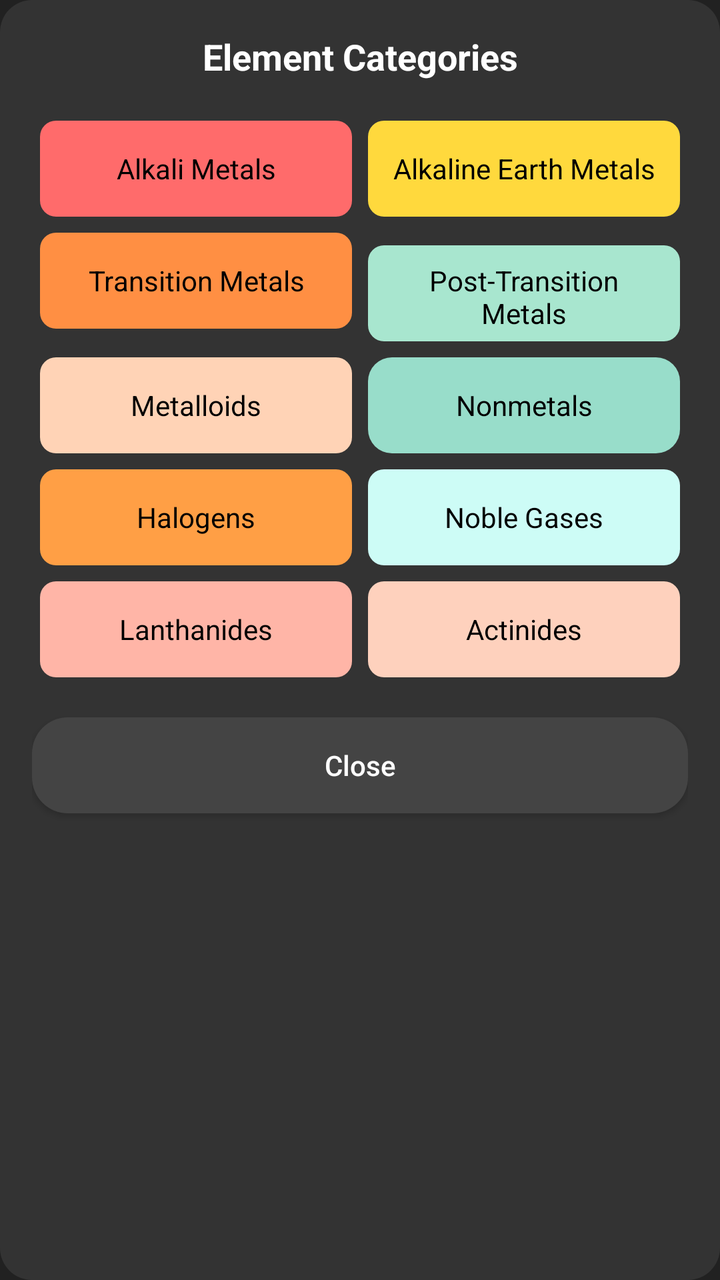
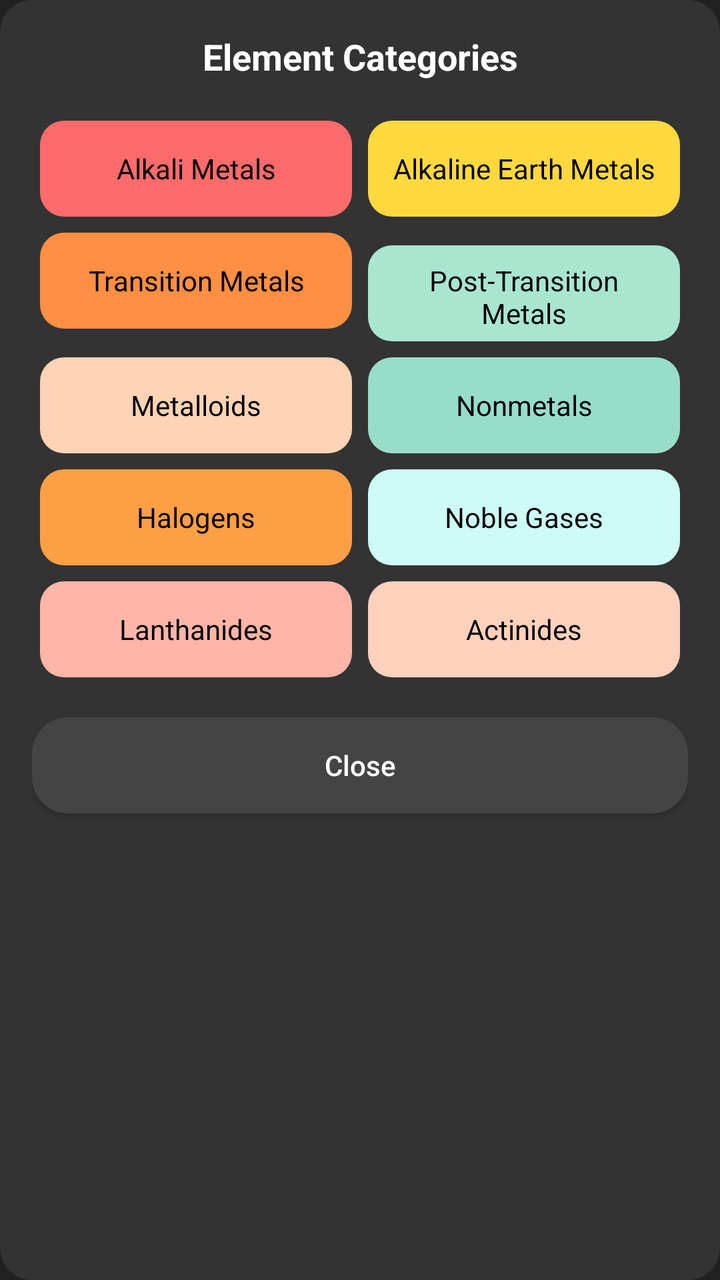

Screens rendered from an Android XML layout before and after an edit, with the pre-edit source and the edit as a unified diff.
<!-- AndroidManifest.xml: application theme Theme.PeriodicPro -->
<!-- res/layout/dialog_element_categories.xml -->
<?xml version="1.0" encoding="utf-8"?>
<LinearLayout xmlns:android="http://schemas.android.com/apk/res/android"
    android:layout_width="match_parent"
    android:layout_height="wrap_content"
    android:orientation="vertical"
    android:background="@drawable/rounded_dialog_bg"
    android:padding="16dp">

    <TextView
        android:layout_width="match_parent"
        android:layout_height="wrap_content"
        android:text="Element Categories"
        android:textColor="#ffffff"
        android:textSize="18sp"
        android:textStyle="bold"
        android:gravity="center"
        android:layout_marginBottom="16dp"/>

    <GridLayout
        android:layout_width="match_parent"
        android:layout_height="wrap_content"
        android:columnCount="2"
        android:rowCount="5"
        android:alignmentMode="alignMargins"
        android:useDefaultMargins="true">

        <TextView
            android:layout_width="0dp"
            android:layout_height="48dp"
            android:layout_columnWeight="1"
            android:padding="8dp"
            android:background="@drawable/rounded_alkali_metal_bg"
            android:text="Alkali Metals"
            android:textColor="#000000"
            android:gravity="center"/>

        <TextView
            android:layout_width="0dp"
            android:layout_height="48dp"
            android:layout_columnWeight="1"
            android:padding="8dp"
            android:background="@drawable/rounded_alkaline_earth_bg"
            android:text="Alkaline Earth Metals"
            android:textColor="#000000"
            android:gravity="center"/>

        <TextView
            android:layout_width="0dp"
            android:layout_height="48dp"
            android:layout_columnWeight="1"
            android:padding="8dp"
            android:background="@drawable/rounded_transition_bg"
            android:text="Transition Metals"
            android:textColor="#000000"
            android:gravity="center"/>

        <TextView
            android:layout_width="0dp"
            android:layout_height="48dp"
            android:layout_columnWeight="1"
            android:padding="8dp"
            android:background="@drawable/rounded_post_transition_bg"
            android:text="Post-Transition Metals"
            android:textColor="#000000"
            android:gravity="center"/>

        <TextView
            android:layout_width="0dp"
            android:layout_height="48dp"
            android:layout_columnWeight="1"
            android:padding="8dp"
            android:background="@drawable/rounded_metalloid_bg"
            android:text="Metalloids"
            android:textColor="#000000"
            android:gravity="center"/>

        <TextView
            android:layout_width="0dp"
            android:layout_height="48dp"
            android:layout_columnWeight="1"
            android:padding="8dp"
            android:background="@drawable/rounded_nonmetal_bg"
            android:text="Nonmetals"
            android:textColor="#000000"
            android:gravity="center"/>

        <TextView
            android:layout_width="0dp"
            android:layout_height="48dp"
            android:layout_columnWeight="1"
            android:padding="8dp"
            android:background="@drawable/rounded_halogen_bg"
            android:text="Halogens"
            android:textColor="#000000"
            android:gravity="center"/>

        <TextView
            android:layout_width="0dp"
            android:layout_height="48dp"
            android:layout_columnWeight="1"
            android:padding="8dp"
            android:background="@drawable/rounded_noble_gas_bg"
            android:text="Noble Gases"
            android:textColor="#000000"
            android:gravity="center"/>

        <TextView
            android:layout_width="0dp"
            android:layout_height="48dp"
            android:layout_columnWeight="1"
            android:padding="8dp"
            android:background="@drawable/rounded_lanthanide_bg"
            android:text="Lanthanides"
            android:textColor="#000000"
            android:gravity="center"/>

        <TextView
            android:layout_width="0dp"
            android:layout_height="48dp"
            android:layout_columnWeight="1"
            android:padding="8dp"
            android:background="@drawable/rounded_actinide_bg"
            android:text="Actinides"
            android:textColor="#000000"
            android:gravity="center"/>
    </GridLayout>

    <Button
        android:id="@+id/btnCloseDialog"
        android:layout_width="match_parent"
        android:layout_height="wrap_content"
        android:text="Close"
        android:layout_marginTop="16dp"
        android:background="@drawable/categories_button_bg"
        android:textAllCaps="false"
        android:textColor="#ffffff"/>
</LinearLayout>
<!-- resources referenced by this layout -->
<resources>
  <!-- drawable categories_button_bg (drawable) -->
  <?xml version="1.0" encoding="utf-8"?>
  <shape xmlns:android="http://schemas.android.com/apk/res/android"
      android:shape="rectangle">
      <corners android:radius="18dp" />
      <solid android:color="#444444" />
  </shape>
  <!-- drawable rounded_actinide_bg (drawable) -->
  <?xml version="1.0" encoding="utf-8"?>
  <shape xmlns:android="http://schemas.android.com/apk/res/android"
      android:shape="rectangle">
      <corners android:radius="8dp" />
      <solid android:color="@color/actinide" />
  </shape>
  <!-- drawable rounded_alkali_metal_bg (drawable) -->
  <?xml version="1.0" encoding="utf-8"?>
  <shape xmlns:android="http://schemas.android.com/apk/res/android"
      android:shape="rectangle">
      <corners android:radius="8dp" />
      <solid android:color="@color/alkali_metal" />
  </shape>
  <!-- drawable rounded_alkaline_earth_bg (drawable) -->
  <?xml version="1.0" encoding="utf-8"?>
  <shape xmlns:android="http://schemas.android.com/apk/res/android"
      android:shape="rectangle">
      <corners android:radius="8dp" />
      <solid android:color="@color/alkaline_earth_metal" />
  </shape>
  <!-- drawable rounded_dialog_bg (drawable) -->
  <?xml version="1.0" encoding="utf-8"?>
  <shape xmlns:android="http://schemas.android.com/apk/res/android"
      android:shape="rectangle">
      <corners android:radius="16dp" />
      <solid android:color="#333333" />
  </shape>
  <!-- drawable rounded_halogen_bg (drawable) -->
  <?xml version="1.0" encoding="utf-8"?>
  <shape xmlns:android="http://schemas.android.com/apk/res/android"
      android:shape="rectangle">
      <corners android:radius="8dp" />
      <solid android:color="@color/halogen" />
  </shape>
  <!-- drawable rounded_lanthanide_bg (drawable) -->
  <?xml version="1.0" encoding="utf-8"?>
  <shape xmlns:android="http://schemas.android.com/apk/res/android"
      android:shape="rectangle">
      <corners android:radius="8dp" />
      <solid android:color="@color/lanthanide" />
  </shape>
  <!-- drawable rounded_metalloid_bg (drawable) -->
  <?xml version="1.0" encoding="utf-8"?>
  <shape xmlns:android="http://schemas.android.com/apk/res/android"
      android:shape="rectangle">
      <corners android:radius="8dp" />
      <solid android:color="@color/metalloid" />
  </shape>
  <!-- drawable rounded_noble_gas_bg (drawable) -->
  <?xml version="1.0" encoding="utf-8"?>
  <shape xmlns:android="http://schemas.android.com/apk/res/android"
      android:shape="rectangle">
      <corners android:radius="8dp" />
      <solid android:color="@color/noble_gas" />
  </shape>
  <!-- drawable rounded_nonmetal_bg (drawable) -->
  <?xml version="1.0" encoding="utf-8"?>
  <shape xmlns:android="http://schemas.android.com/apk/res/android"
      android:shape="rectangle">
      <corners android:radius="12dp" />
      <solid android:color="@color/nonmetal" />
  </shape>
  <!-- drawable rounded_post_transition_bg (drawable) -->
  <?xml version="1.0" encoding="utf-8"?>
  <shape xmlns:android="http://schemas.android.com/apk/res/android"
      android:shape="rectangle">
      <corners android:radius="8dp" />
      <solid android:color="@color/post_transition_metal" />
  </shape>
  <!-- drawable rounded_transition_bg (drawable) -->
  <?xml version="1.0" encoding="utf-8"?>
  <shape xmlns:android="http://schemas.android.com/apk/res/android"
      android:shape="rectangle">
      <corners android:radius="8dp" />
      <solid android:color="@color/transition_metal" />
  </shape>
  <color name="actinide">#FED1BD</color>
  <color name="alkali_metal">#FF6B6B</color>
  <color name="alkaline_earth_metal">#FFD93D</color>
  <color name="halogen">#FF9F45</color>
  <color name="lanthanide">#FFB5A7</color>
  <color name="metalloid">#FFD3B6</color>
  <color name="noble_gas">#CDFCF6</color>
  <color name="nonmetal">#98DDCA</color>
  <color name="post_transition_metal">#A8E6CF</color>
  <color name="transition_metal">#FF8F43</color>
  <!-- unchanged entries left out for length: 1 -->
</resources>

<!-- the commit's change to res/layout/dialog_element_categories.xml (unified diff, before → after) -->
@@ -1,6 +1,6 @@
 <?xml version="1.0" encoding="utf-8"?>
 <LinearLayout xmlns:android="http://schemas.android.com/apk/res/android"
-    android:layout_width="match_parent"
+    android:layout_width="320dp"
     android:layout_height="wrap_content"
     android:orientation="vertical"
     android:background="@drawable/rounded_dialog_bg"
@@ -21,105 +21,134 @@
         android:layout_height="wrap_content"
         android:columnCount="2"
         android:rowCount="5"
-        android:alignmentMode="alignMargins"
         android:useDefaultMargins="true">
 
+        
         <TextView
             android:layout_width="0dp"
             android:layout_height="48dp"
             android:layout_columnWeight="1"
+            android:layout_margin="4dp"
             android:padding="8dp"
-            android:background="@drawable/rounded_alkali_metal_bg"
+            android:background="@drawable/rounded_category_bg"
+            android:backgroundTint="@color/alkali_metal"
             android:text="Alkali Metals"
             android:textColor="#000000"
             android:gravity="center"/>
 
+        
         <TextView
             android:layout_width="0dp"
             android:layout_height="48dp"
             android:layout_columnWeight="1"
+            android:layout_margin="4dp"
             android:padding="8dp"
-            android:background="@drawable/rounded_alkaline_earth_bg"
+            android:background="@drawable/rounded_category_bg"
+            android:backgroundTint="@color/alkaline_earth_metal"
             android:text="Alkaline Earth Metals"
             android:textColor="#000000"
             android:gravity="center"/>
 
+        
         <TextView
             android:layout_width="0dp"
             android:layout_height="48dp"
             android:layout_columnWeight="1"
+            android:layout_margin="4dp"
             android:padding="8dp"
-            android:background="@drawable/rounded_transition_bg"
+            android:background="@drawable/rounded_category_bg"
+            android:backgroundTint="@color/transition_metal"
             android:text="Transition Metals"
             android:textColor="#000000"
             android:gravity="center"/>
 
+        
         <TextView
             android:layout_width="0dp"
             android:layout_height="48dp"
             android:layout_columnWeight="1"
+            android:layout_margin="4dp"
             android:padding="8dp"
-            android:background="@drawable/rounded_post_transition_bg"
+            android:background="@drawable/rounded_category_bg"
+            android:backgroundTint="@color/post_transition_metal"
             android:text="Post-Transition Metals"
             android:textColor="#000000"
             android:gravity="center"/>
 
+        
         <TextView
             android:layout_width="0dp"
             android:layout_height="48dp"
             android:layout_columnWeight="1"
+            android:layout_margin="4dp"
             android:padding="8dp"
-            android:background="@drawable/rounded_metalloid_bg"
+            android:background="@drawable/rounded_category_bg"
+            android:backgroundTint="@color/metalloid"
             android:text="Metalloids"
             android:textColor="#000000"
             android:gravity="center"/>
 
+        
         <TextView
             android:layout_width="0dp"
             android:layout_height="48dp"
             android:layout_columnWeight="1"
+            android:layout_margin="4dp"
             android:padding="8dp"
-            android:background="@drawable/rounded_nonmetal_bg"
+            android:background="@drawable/rounded_category_bg"
+            android:backgroundTint="@color/nonmetal"
             android:text="Nonmetals"
             android:textColor="#000000"
             android:gravity="center"/>
 
+        
         <TextView
             android:layout_width="0dp"
             android:layout_height="48dp"
             android:layout_columnWeight="1"
+            android:layout_margin="4dp"
             android:padding="8dp"
-            android:background="@drawable/rounded_halogen_bg"
+            android:background="@drawable/rounded_category_bg"
+            android:backgroundTint="@color/halogen"
             android:text="Halogens"
             android:textColor="#000000"
             android:gravity="center"/>
 
+        
         <TextView
             android:layout_width="0dp"
             android:layout_height="48dp"
             android:layout_columnWeight="1"
+            android:layout_margin="4dp"
             android:padding="8dp"
-            android:background="@drawable/rounded_noble_gas_bg"
+            android:background="@drawable/rounded_category_bg"
+            android:backgroundTint="@color/noble_gas"
             android:text="Noble Gases"
             android:textColor="#000000"
             android:gravity="center"/>
 
+        
         <TextView
             android:layout_width="0dp"
             android:layout_height="48dp"
             android:layout_columnWeight="1"
+            android:layout_margin="4dp"
             android:padding="8dp"
-            android:background="@drawable/rounded_lanthanide_bg"
+            android:background="@drawable/rounded_category_bg"
+            android:backgroundTint="@color/lanthanide"
             android:text="Lanthanides"
             android:textColor="#000000"
             android:gravity="center"/>
 
+        
         <TextView
             android:layout_width="0dp"
             android:layout_height="48dp"
             android:layout_columnWeight="1"
+            android:layout_margin="4dp"
             android:padding="8dp"
-            android:background="@drawable/rounded_actinide_bg"
+            android:background="@drawable/rounded_category_bg"
+            android:backgroundTint="@color/actinide"
             android:text="Actinides"
             android:textColor="#000000"
             android:gravity="center"/>
<!-- resource entries referenced after the edit -->
@@ -7,26 +7,12 @@
       <corners android:radius="18dp" />
       <solid android:color="#444444" />
   </shape>
-  <!-- drawable rounded_actinide_bg (drawable) -->
+  <!-- drawable rounded_category_bg (drawable) -->
   <?xml version="1.0" encoding="utf-8"?>
   <shape xmlns:android="http://schemas.android.com/apk/res/android"
       android:shape="rectangle">
-      <corners android:radius="8dp" />
-      <solid android:color="@color/actinide" />
-  </shape>
-  <!-- drawable rounded_alkali_metal_bg (drawable) -->
-  <?xml version="1.0" encoding="utf-8"?>
-  <shape xmlns:android="http://schemas.android.com/apk/res/android"
-      android:shape="rectangle">
-      <corners android:radius="8dp" />
-      <solid android:color="@color/alkali_metal" />
-  </shape>
-  <!-- drawable rounded_alkaline_earth_bg (drawable) -->
-  <?xml version="1.0" encoding="utf-8"?>
-  <shape xmlns:android="http://schemas.android.com/apk/res/android"
-      android:shape="rectangle">
-      <corners android:radius="8dp" />
-      <solid android:color="@color/alkaline_earth_metal" />
+      <corners android:radius="12dp" />
+      <solid android:color="#333333" />
   </shape>
   <!-- drawable rounded_dialog_bg (drawable) -->
   <?xml version="1.0" encoding="utf-8"?>
@@ -34,55 +20,6 @@
       android:shape="rectangle">
       <corners android:radius="16dp" />
       <solid android:color="#333333" />
-  </shape>
-  <!-- drawable rounded_halogen_bg (drawable) -->
-  <?xml version="1.0" encoding="utf-8"?>
-  <shape xmlns:android="http://schemas.android.com/apk/res/android"
-      android:shape="rectangle">
-      <corners android:radius="8dp" />
-      <solid android:color="@color/halogen" />
-  </shape>
-  <!-- drawable rounded_lanthanide_bg (drawable) -->
-  <?xml version="1.0" encoding="utf-8"?>
-  <shape xmlns:android="http://schemas.android.com/apk/res/android"
-      android:shape="rectangle">
-      <corners android:radius="8dp" />
-      <solid android:color="@color/lanthanide" />
-  </shape>
-  <!-- drawable rounded_metalloid_bg (drawable) -->
-  <?xml version="1.0" encoding="utf-8"?>
-  <shape xmlns:android="http://schemas.android.com/apk/res/android"
-      android:shape="rectangle">
-      <corners android:radius="8dp" />
-      <solid android:color="@color/metalloid" />
-  </shape>
-  <!-- drawable rounded_noble_gas_bg (drawable) -->
-  <?xml version="1.0" encoding="utf-8"?>
-  <shape xmlns:android="http://schemas.android.com/apk/res/android"
-      android:shape="rectangle">
-      <corners android:radius="8dp" />
-      <solid android:color="@color/noble_gas" />
-  </shape>
-  <!-- drawable rounded_nonmetal_bg (drawable) -->
-  <?xml version="1.0" encoding="utf-8"?>
-  <shape xmlns:android="http://schemas.android.com/apk/res/android"
-      android:shape="rectangle">
-      <corners android:radius="12dp" />
-      <solid android:color="@color/nonmetal" />
-  </shape>
-  <!-- drawable rounded_post_transition_bg (drawable) -->
-  <?xml version="1.0" encoding="utf-8"?>
-  <shape xmlns:android="http://schemas.android.com/apk/res/android"
-      android:shape="rectangle">
-      <corners android:radius="8dp" />
-      <solid android:color="@color/post_transition_metal" />
-  </shape>
-  <!-- drawable rounded_transition_bg (drawable) -->
-  <?xml version="1.0" encoding="utf-8"?>
-  <shape xmlns:android="http://schemas.android.com/apk/res/android"
-      android:shape="rectangle">
-      <corners android:radius="8dp" />
-      <solid android:color="@color/transition_metal" />
   </shape>
   <color name="actinide">#FED1BD</color>
   <color name="alkali_metal">#FF6B6B</color>
